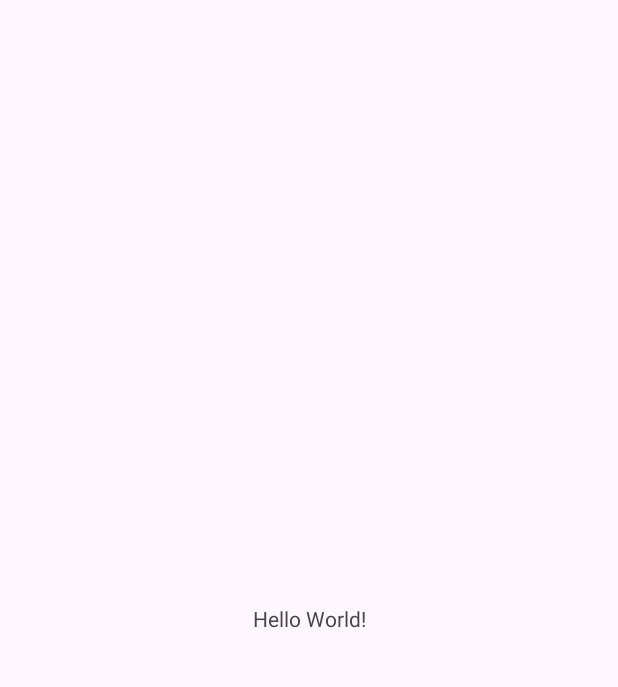
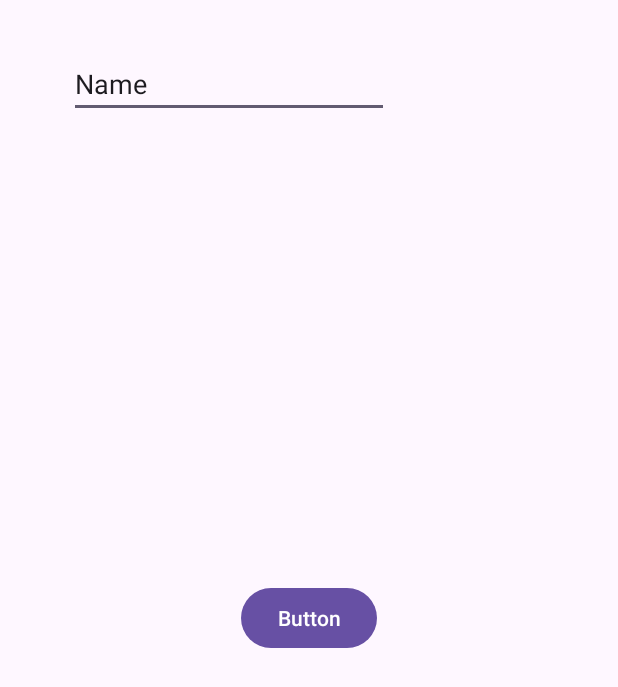
Before and after one commit to WillingDev0812/Kotlin-Weather, an Android app: the screen it shows after launch (MainActivity), on a phone screen of 412 x 824 dp. Before the commit the part shown is almost empty. Shown: the top 687 px of the screen. Run offline under Robolectric (Android 15) with nearby library versions, the light colour scheme and no system bars.

Commit message:
setup maps sdk

```diff
--- a/app/src/main/res/layout/activity_main.xml
+++ b/app/src/main/res/layout/activity_main.xml
@@ -7,13 +7,25 @@
     android:layout_height="match_parent"
     tools:context=".MainActivity">
 
-    <TextView
+    <Button
+        android:id="@+id/button"
         android:layout_width="wrap_content"
         android:layout_height="wrap_content"
-        android:text="Hello World!"
+        android:text="Button"
         app:layout_constraintBottom_toBottomOf="parent"
         app:layout_constraintEnd_toEndOf="parent"
         app:layout_constraintStart_toStartOf="parent"
         app:layout_constraintTop_toTopOf="parent" />
 
+    <EditText
+        android:id="@+id/editTextText"
+        android:layout_width="wrap_content"
+        android:layout_height="wrap_content"
+        android:layout_marginStart="46dp"
+        android:layout_marginTop="33dp"
+        android:ems="10"
+        android:inputType="text"
+        android:text="Name"
+        app:layout_constraintStart_toStartOf="parent"
+        app:layout_constraintTop_toTopOf="parent" />
 </androidx.constraintlayout.widget.ConstraintLayout>
--- a/build.gradle.kts
+++ b/build.gradle.kts
@@ -3,3 +3,9 @@ plugins {
     alias(libs.plugins.android.application) apply false
     alias(libs.plugins.kotlin.android) apply false
 }
+
+buildscript {
+    dependencies {
+        classpath("com.google.android.libraries.mapsplatform.secrets-gradle-plugin:secrets-gradle-plugin:2.0.1")
+    }
+}
```
Also changed, not shown: app/build.gradle.kts (+28 -0 lines), app/src/main/AndroidManifest.xml (+10 -0 lines), app/src/main/res/drawable/rounded_corners_background.xml (added, +20 -0 lines), app/src/main/res/layout/activity_google_maps.xml (added, +35 -0 lines), 1 other file.
